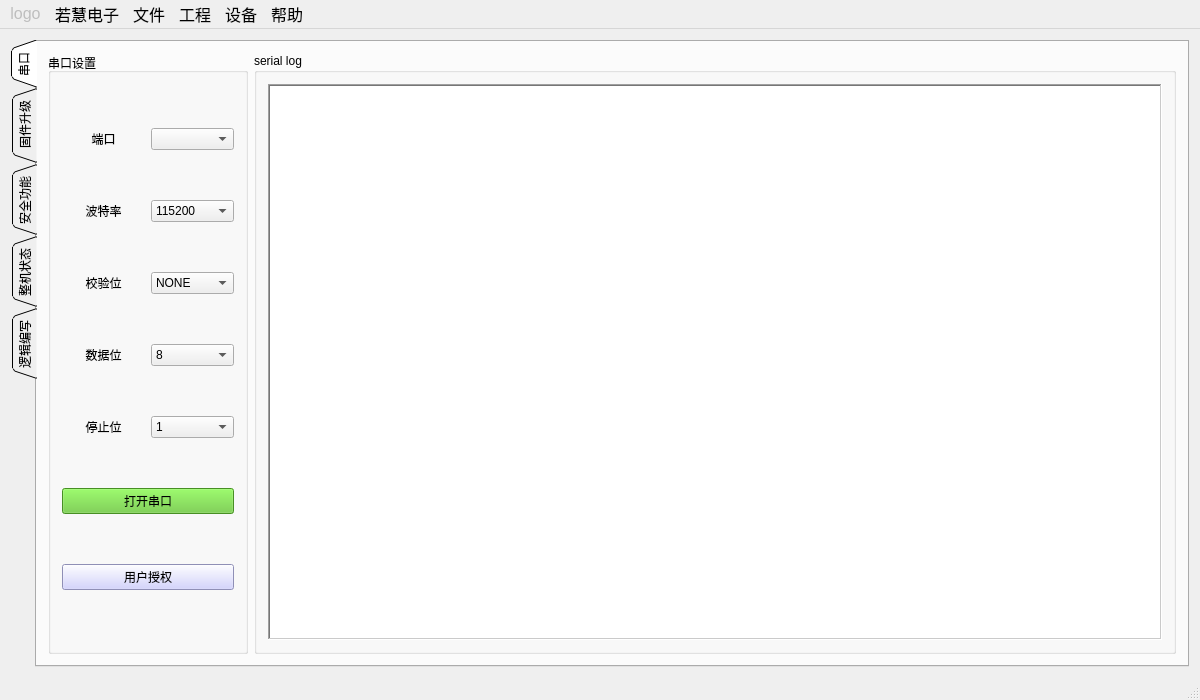
This is mainwindow.ui in su0814/qt_spc100 as Qt 5 draws it before an edit. The edited form follows.
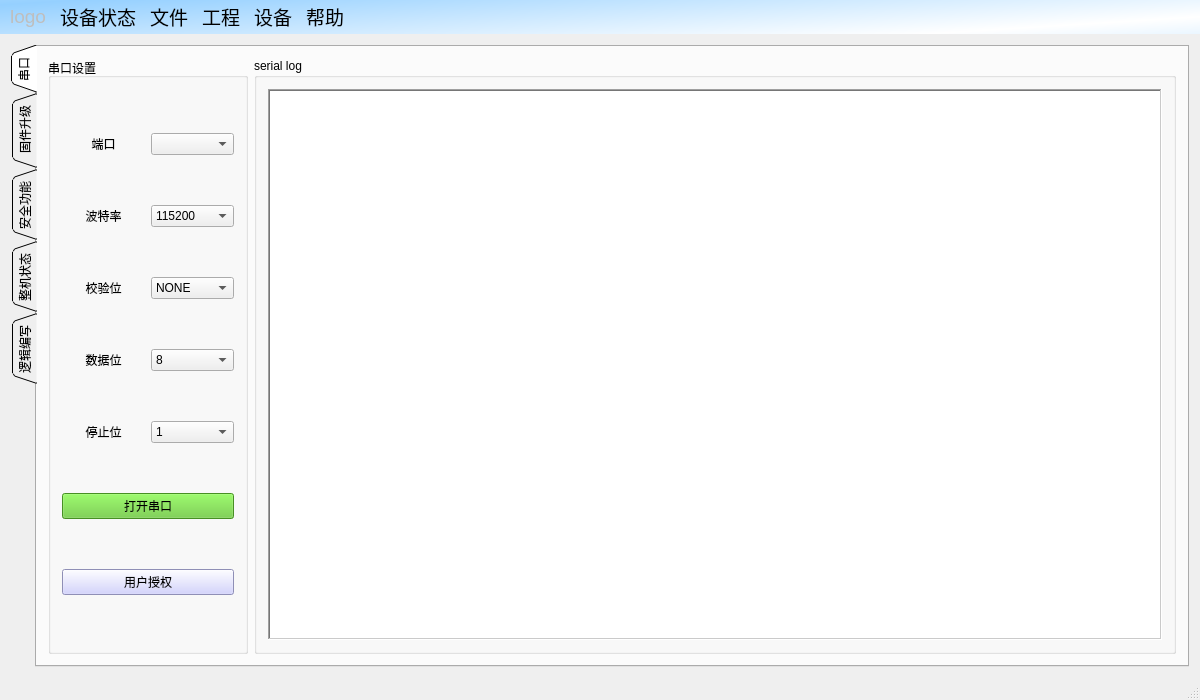
This is the edited form. Icons and pictures are not drawn.

Diff of the .ui file:
```diff
--- a/mainwindow.ui
+++ b/mainwindow.ui
@@ -300,6 +300,9 @@
                <pointsize>12</pointsize>
               </font>
              </property>
+             <property name="styleSheet">
+              <string notr="true">QMainWindow {background-color: qlineargradient(spread:pad, x1:0.485, y1:0.0177778, x2:0.479, y2:0.986667, stop:0 rgba(155, 255, 255, 255), stop:1 rgba(255, 255, 255, 255));}</string>
+             </property>
              <property name="frameShape">
               <enum>QFrame::WinPanel</enum>
              </property>
@@ -8159,14 +8162,33 @@
      <x>0</x>
      <y>0</y>
      <width>1200</width>
-     <height>22</height>
+     <height>26</height>
     </rect>
    </property>
+   <property name="sizePolicy">
+    <sizepolicy hsizetype="Preferred" vsizetype="Preferred">
+     <horstretch>0</horstretch>
+     <verstretch>0</verstretch>
+    </sizepolicy>
+   </property>
+   <property name="minimumSize">
+    <size>
+     <width>0</width>
+     <height>0</height>
+    </size>
+   </property>
    <property name="font">
     <font>
-     <pointsize>12</pointsize>
+     <pointsize>14</pointsize>
     </font>
    </property>
+   <property name="styleSheet">
+    <string notr="true">QMenuBar {background-color: qlineargradient(spread:reflect, x1:0.042125, y1:0.054, x2:1, y2:0.484, stop:0 rgba(149, 208, 255, 255), stop:1 rgba(255, 255, 255, 255));}
+</string>
+   </property>
+   <property name="defaultUp">
+    <bool>false</bool>
+   </property>
    <property name="nativeMenuBar">
     <bool>true</bool>
    </property>
@@ -8237,7 +8259,10 @@
      <enum>Qt::NoFocus</enum>
     </property>
     <property name="title">
-     <string>若慧电子</string>
+     <string>设备状态</string>
+    </property>
+    <property name="separatorsCollapsible">
+     <bool>true</bool>
     </property>
     <property name="toolTipsVisible">
      <bool>true</bool>
```
Left out of the diff: 11 changed lines with no effect on the pictures.
